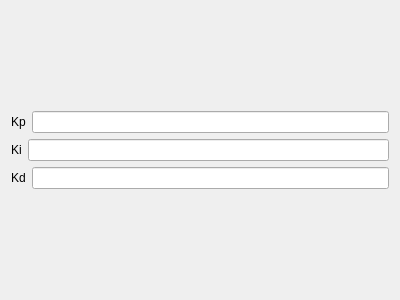
This is ui/pid_control.ui in ayuyamo/gui-robot as Qt 5 draws it before an edit. The edited form follows.
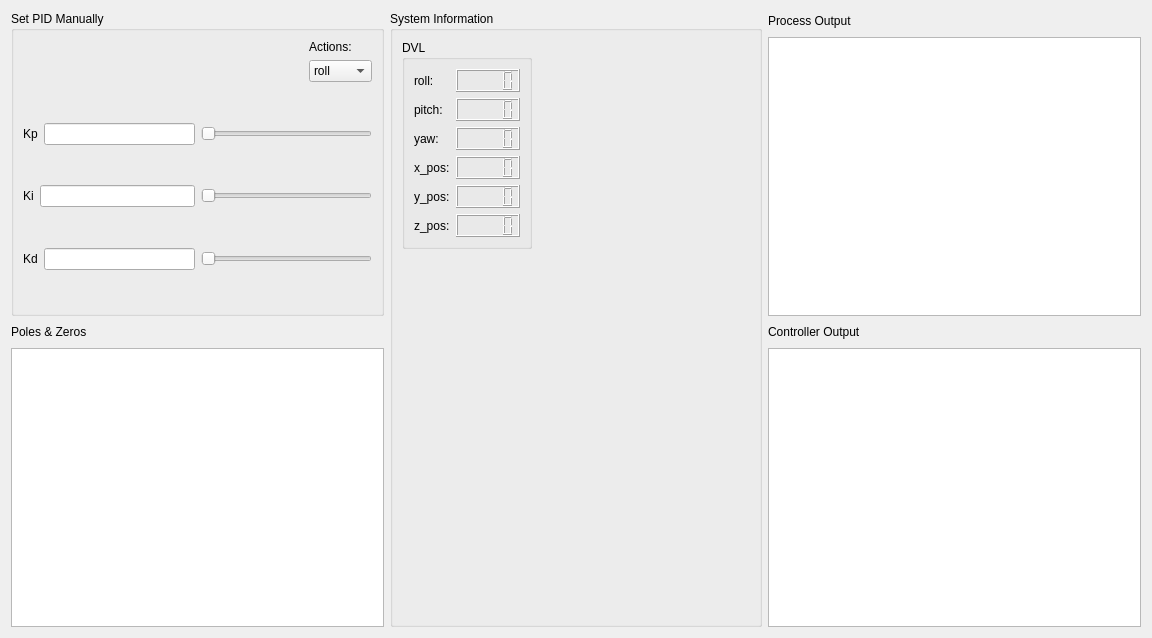
This is the edited form.

What changed in the file:
```diff
--- a/ui/pid_control.ui
+++ b/ui/pid_control.ui
@@ -6,58 +6,438 @@
    <rect>
     <x>0</x>
     <y>0</y>
-    <width>400</width>
-    <height>300</height>
+    <width>1152</width>
+    <height>638</height>
    </rect>
   </property>
   <property name="windowTitle">
    <string>Form</string>
   </property>
-  <layout class="QGridLayout" name="gridLayout">
+  <layout class="QGridLayout" name="gridLayout_4">
    <item row="0" column="0">
+    <widget class="QGroupBox" name="groupBox">
+     <property name="title">
+      <string>Set PID Manually</string>
+     </property>
+     <layout class="QGridLayout" name="gridLayout">
+      <item row="0" column="0">
+       <layout class="QHBoxLayout" name="horizontalLayout_16">
+        <property name="sizeConstraint">
+         <enum>QLayout::SetMinimumSize</enum>
+        </property>
+        <item>
+         <spacer name="horizontalSpacer_4">
+          <property name="orientation">
+           <enum>Qt::Horizontal</enum>
+          </property>
+          <property name="sizeHint" stdset="0">
+           <size>
+            <width>40</width>
+            <height>20</height>
+           </size>
+          </property>
+         </spacer>
+        </item>
+        <item>
+         <layout class="QVBoxLayout" name="verticalLayout_4">
+          <item>
+           <widget class="QLabel" name="label_10">
+            <property name="text">
+             <string>Actions:</string>
+            </property>
+           </widget>
+          </item>
+          <item>
+           <widget class="QComboBox" name="comboBox">
+            <item>
+             <property name="text">
+              <string>roll</string>
+             </property>
+            </item>
+            <item>
+             <property name="text">
+              <string>pitch</string>
+             </property>
+            </item>
+            <item>
+             <property name="text">
+              <string>yaw</string>
+             </property>
+            </item>
+            <item>
+             <property name="text">
+              <string>x_pos</string>
+             </property>
+            </item>
+            <item>
+             <property name="text">
+              <string>y_pos</string>
+             </property>
+            </item>
+            <item>
+             <property name="text">
+              <string>z_pos</string>
+             </property>
+            </item>
+           </widget>
+          </item>
+         </layout>
+        </item>
+       </layout>
+      </item>
+      <item row="1" column="0">
+       <spacer name="verticalSpacer_2">
+        <property name="orientation">
+         <enum>Qt::Vertical</enum>
+        </property>
+        <property name="sizeHint" stdset="0">
+         <size>
+          <width>20</width>
+          <height>28</height>
+         </size>
+        </property>
+       </spacer>
+      </item>
+      <item row="2" column="0">
+       <layout class="QHBoxLayout" name="horizontalLayout_4">
+        <item>
+         <layout class="QHBoxLayout" name="horizontalLayout">
+          <item>
+           <widget class="QLabel" name="label">
+            <property name="text">
+             <string>Kp</string>
+            </property>
+           </widget>
+          </item>
+          <item>
+           <widget class="QLineEdit" name="lineEdit"/>
+          </item>
+         </layout>
+        </item>
+        <item>
+         <widget class="QSlider" name="horizontalSlider">
+          <property name="orientation">
+           <enum>Qt::Horizontal</enum>
+          </property>
+         </widget>
+        </item>
+       </layout>
+      </item>
+      <item row="3" column="0">
+       <spacer name="verticalSpacer_3">
+        <property name="orientation">
+         <enum>Qt::Vertical</enum>
+        </property>
+        <property name="sizeHint" stdset="0">
+         <size>
+          <width>20</width>
+          <height>28</height>
+         </size>
+        </property>
+       </spacer>
+      </item>
+      <item row="4" column="0">
+       <layout class="QHBoxLayout" name="horizontalLayout_5">
+        <item>
+         <layout class="QHBoxLayout" name="horizontalLayout_2">
+          <item>
+           <widget class="QLabel" name="label_2">
+            <property name="text">
+             <string>Ki</string>
+            </property>
+           </widget>
+          </item>
+          <item>
+           <widget class="QLineEdit" name="lineEdit_2"/>
+          </item>
+         </layout>
+        </item>
+        <item>
+         <widget class="QSlider" name="horizontalSlider_2">
+          <property name="orientation">
+           <enum>Qt::Horizontal</enum>
+          </property>
+         </widget>
+        </item>
+       </layout>
+      </item>
+      <item row="5" column="0">
+       <spacer name="verticalSpacer_4">
+        <property name="orientation">
+         <enum>Qt::Vertical</enum>
+        </property>
+        <property name="sizeHint" stdset="0">
+         <size>
+          <width>20</width>
+          <height>28</height>
+         </size>
+        </property>
+       </spacer>
+      </item>
+      <item row="6" column="0">
+       <layout class="QHBoxLayout" name="horizontalLayout_6">
+        <item>
+         <layout class="QHBoxLayout" name="horizontalLayout_3">
+          <item>
+           <widget class="QLabel" name="label_3">
+            <property name="text">
+             <string>Kd</string>
+            </property>
+           </widget>
+          </item>
+          <item>
+           <widget class="QLineEdit" name="lineEdit_3"/>
+          </item>
+         </layout>
+        </item>
+        <item>
+         <widget class="QSlider" name="horizontalSlider_3">
+          <property name="orientation">
+           <enum>Qt::Horizontal</enum>
+          </property>
+         </widget>
+        </item>
+       </layout>
+      </item>
+      <item row="7" column="0">
+       <spacer name="verticalSpacer_5">
+        <property name="orientation">
+         <enum>Qt::Vertical</enum>
+        </property>
+        <property name="sizeHint" stdset="0">
+         <size>
+          <width>20</width>
+          <height>17</height>
+         </size>
+        </property>
+       </spacer>
+      </item>
+     </layout>
+    </widget>
+   </item>
+   <item row="0" column="1" rowspan="2">
+    <widget class="QGroupBox" name="groupBox_2">
+     <property name="title">
+      <string>System Information</string>
+     </property>
+     <layout class="QGridLayout" name="gridLayout_3">
+      <item row="0" column="0">
+       <layout class="QVBoxLayout" name="verticalLayout_5">
+        <item>
+         <widget class="QGroupBox" name="groupBox_3">
+          <property name="title">
+           <string>DVL</string>
+          </property>
+          <layout class="QGridLayout" name="gridLayout_2">
+           <item row="0" column="0">
+            <layout class="QHBoxLayout" name="horizontalLayout_10">
+             <item>
+              <widget class="QLabel" name="label_7">
+               <property name="text">
+                <string>roll:</string>
+               </property>
+              </widget>
+             </item>
+             <item>
+              <widget class="QLCDNumber" name="lcdNumber_5"/>
+             </item>
+            </layout>
+           </item>
+           <item row="1" column="0">
+            <layout class="QHBoxLayout" name="horizontalLayout_11">
+             <item>
+              <widget class="QLabel" name="label_8">
+               <property name="text">
+                <string>pitch:</string>
+               </property>
+              </widget>
+             </item>
+             <item>
+              <widget class="QLCDNumber" name="lcdNumber_6"/>
+             </item>
+            </layout>
+           </item>
+           <item row="2" column="0">
+            <layout class="QHBoxLayout" name="horizontalLayout_12">
+             <item>
+              <widget class="QLabel" name="label_9">
+               <property name="text">
+                <string>yaw:</string>
+               </property>
+              </widget>
+             </item>
+             <item>
+              <widget class="QLCDNumber" name="lcdNumber_8"/>
+             </item>
+            </layout>
+           </item>
+           <item row="3" column="0">
+            <layout class="QHBoxLayout" name="horizontalLayout_13">
+             <item>
+              <widget class="QLabel" name="label_13">
+               <property name="text">
+                <string>x_pos:</string>
+               </property>
+              </widget>
+             </item>
+             <item>
+              <widget class="QLCDNumber" name="lcdNumber_9"/>
+             </item>
+            </layout>
+           </item>
+           <item row="4" column="0">
+            <layout class="QHBoxLayout" name="horizontalLayout_14">
+             <item>
+              <widget class="QLabel" name="label_14">
+               <property name="text">
+                <string>y_pos:</string>
+               </property>
+              </widget>
+             </item>
+             <item>
+              <widget class="QLCDNumber" name="lcdNumber_10"/>
+             </item>
+            </layout>
+           </item>
+           <item row="5" column="0">
+            <layout class="QHBoxLayout" name="horizontalLayout_15">
+             <item>
+              <widget class="QLabel" name="label_15">
+               <property name="text">
+                <string>z_pos:</string>
+               </property>
+              </widget>
+             </item>
+             <item>
+              <widget class="QLCDNumber" name="lcdNumber_11"/>
+             </item>
+            </layout>
+           </item>
+          </layout>
+         </widget>
+        </item>
+        <item>
+         <spacer name="verticalSpacer">
+          <property name="orientation">
+           <enum>Qt::Vertical</enum>
+          </property>
+          <property name="sizeHint" stdset="0">
+           <size>
+            <width>20</width>
+            <height>40</height>
+           </size>
+          </property>
+         </spacer>
+        </item>
+       </layout>
+      </item>
+      <item row="0" column="1">
+       <spacer name="horizontalSpacer_5">
+        <property name="orientation">
+         <enum>Qt::Horizontal</enum>
+        </property>
+        <property name="sizeHint" stdset="0">
+         <size>
+          <width>199</width>
+          <height>20</height>
+         </size>
+        </property>
+       </spacer>
+      </item>
+     </layout>
+    </widget>
+   </item>
+   <item row="0" column="2">
+    <layout class="QVBoxLayout" name="verticalLayout_2">
+     <item>
+      <layout class="QHBoxLayout" name="horizontalLayout_8">
+       <item>
+        <widget class="QLabel" name="label_4">
+         <property name="text">
+          <string>Process Output</string>
+         </property>
+        </widget>
+       </item>
+       <item>
+        <spacer name="horizontalSpacer">
+         <property name="orientation">
+          <enum>Qt::Horizontal</enum>
+         </property>
+         <property name="sizeHint" stdset="0">
+          <size>
+           <width>40</width>
+           <height>20</height>
+          </size>
+         </property>
+        </spacer>
+       </item>
+      </layout>
+     </item>
+     <item>
+      <widget class="QGraphicsView" name="graphicsView"/>
+     </item>
+    </layout>
+   </item>
+   <item row="1" column="0">
     <layout class="QVBoxLayout" name="verticalLayout">
      <item>
-      <layout class="QHBoxLayout" name="horizontalLayout">
+      <layout class="QHBoxLayout" name="horizontalLayout_7">
        <item>
-        <widget class="QLabel" name="label">
+        <widget class="QLabel" name="label_6">
          <property name="text">
-          <string>Kp</string>
+          <string>Poles &amp; Zeros</string>
          </property>
         </widget>
        </item>
        <item>
-        <widget class="QLineEdit" name="lineEdit"/>
+        <spacer name="horizontalSpacer_3">
+         <property name="orientation">
+          <enum>Qt::Horizontal</enum>
+         </property>
+         <property name="sizeHint" stdset="0">
+          <size>
+           <width>40</width>
+           <height>20</height>
+          </size>
+         </property>
+        </spacer>
        </item>
       </layout>
      </item>
      <item>
-      <layout class="QHBoxLayout" name="horizontalLayout_2">
-       <item>
-        <widget class="QLabel" name="label_2">
-         <property name="text">
-          <string>Ki</string>
-         </property>
-        </widget>
-       </item>
-       <item>
-        <widget class="QLineEdit" name="lineEdit_2"/>
-       </item>
-      </layout>
+      <widget class="QGraphicsView" name="graphicsView_3"/>
      </item>
+    </layout>
+   </item>
+   <item row="1" column="2">
+    <layout class="QVBoxLayout" name="verticalLayout_3">
      <item>
-      <layout class="QHBoxLayout" name="horizontalLayout_3">
+      <layout class="QHBoxLayout" name="horizontalLayout_9">
        <item>
-        <widget class="QLabel" name="label_3">
+        <widget class="QLabel" name="label_5">
          <property name="text">
-          <string>Kd</string>
+          <string>Controller Output</string>
          </property>
         </widget>
        </item>
        <item>
-        <widget class="QLineEdit" name="lineEdit_3"/>
+        <spacer name="horizontalSpacer_2">
+         <property name="orientation">
+          <enum>Qt::Horizontal</enum>
+         </property>
+         <property name="sizeHint" stdset="0">
+          <size>
+           <width>40</width>
+           <height>20</height>
+          </size>
+         </property>
+        </spacer>
        </item>
       </layout>
      </item>
+     <item>
+      <widget class="QGraphicsView" name="graphicsView_2"/>
+     </item>
     </layout>
    </item>
   </layout>
```
